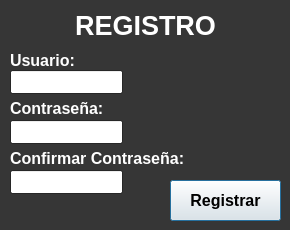
The window that registro.ui (IvanAntonioIbarra/raspsis) describes before a commit, drawn with Qt 5.
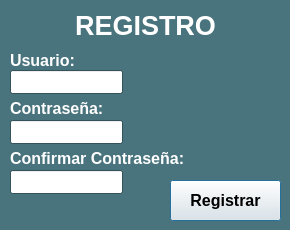
The same window after the commit.

Patch:
```diff
--- a/registro.ui
+++ b/registro.ui
@@ -40,9 +40,9 @@
      <colorrole role="Window">
       <brush brushstyle="SolidPattern">
        <color alpha="255">
-        <red>54</red>
-        <green>54</green>
-        <blue>54</blue>
+        <red>73</red>
+        <green>115</green>
+        <blue>125</blue>
        </color>
       </brush>
      </colorrole>
@@ -60,9 +60,9 @@
      <colorrole role="Window">
       <brush brushstyle="SolidPattern">
        <color alpha="255">
-        <red>54</red>
-        <green>54</green>
-        <blue>54</blue>
+        <red>73</red>
+        <green>115</green>
+        <blue>125</blue>
        </color>
       </brush>
      </colorrole>
@@ -71,18 +71,18 @@
      <colorrole role="Base">
       <brush brushstyle="SolidPattern">
        <color alpha="255">
-        <red>54</red>
-        <green>54</green>
-        <blue>54</blue>
+        <red>73</red>
+        <green>115</green>
+        <blue>125</blue>
        </color>
       </brush>
      </colorrole>
      <colorrole role="Window">
       <brush brushstyle="SolidPattern">
        <color alpha="255">
-        <red>54</red>
-        <green>54</green>
-        <blue>54</blue>
+        <red>73</red>
+        <green>115</green>
+        <blue>125</blue>
        </color>
       </brush>
      </colorrole>
```
Left out of the diff: 6 changed lines with no effect on the pictures.
